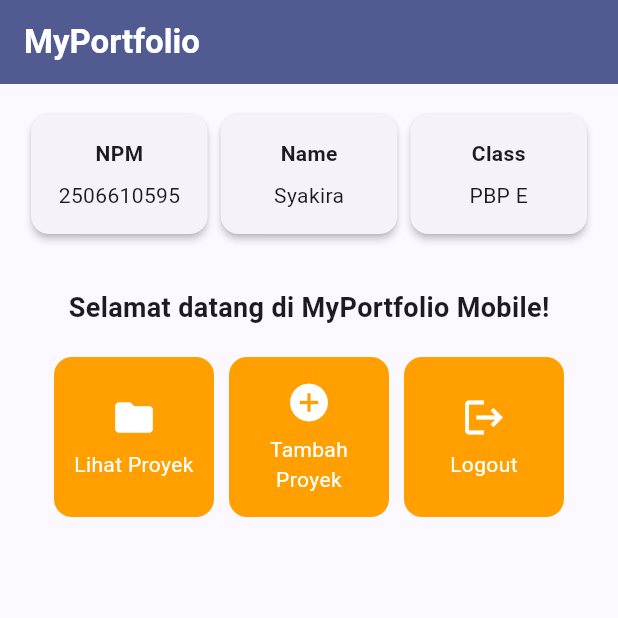
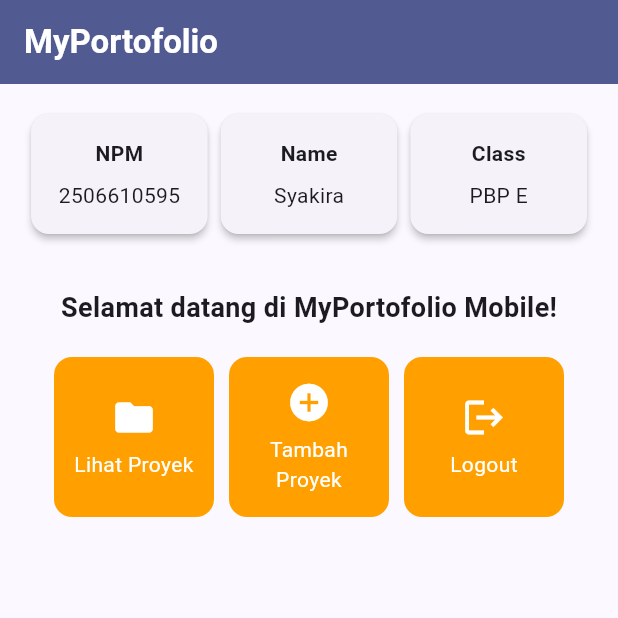
Before and after one commit to asyakiraakj/myportofolio_mobile, a Flutter app: the screen it shows after launch, on a phone screen of 412 x 824 dp, the top half of it. Run offline on Flutter 3.47's test engine with Material 3 defaults, Android fonts, the phone set to English and light mode, and no system bars.

Commit message:
chore: fix tab spacing, add gitignore

```diff
--- a/lib/menu.dart
+++ b/lib/menu.dart
@@ -20,7 +20,7 @@ class MyHomePage extends StatelessWidget {
             // AppBar menampilkan bar bagian atas halaman aplikasi.
             appBar: AppBar(
                 title: const Text(
-          'MyPortfolio',
+                    'MyPortofolio',
                     style: TextStyle(
                         color: Colors.white,
                         fontWeight: FontWeight.bold,
@@ -53,7 +53,7 @@ class MyHomePage extends StatelessWidget {
                                     const Padding(
                                         padding: EdgeInsets.only(top: 16.0),
                                         child: Text(
-                      'Selamat datang di MyPortfolio Mobile!',
+                                            'Selamat datang di MyPortofolio Mobile!',
                                             style: TextStyle(
                                                 fontWeight: FontWeight.bold,
                                                 fontSize: 18.0,
@@ -81,9 +81,9 @@ class MyHomePage extends StatelessWidget {
                 ),
             ),
         );
+
     }
 }
-
 class InfoCard extends StatelessWidget {
     // Kartu informasi yang menampilkan judul (title) dan isi (content).
     final String title;
```
Also changed, not shown: lib/main.dart (indentation only), 1 other file. Lines whose indentation alone changed are shown as unchanged.
